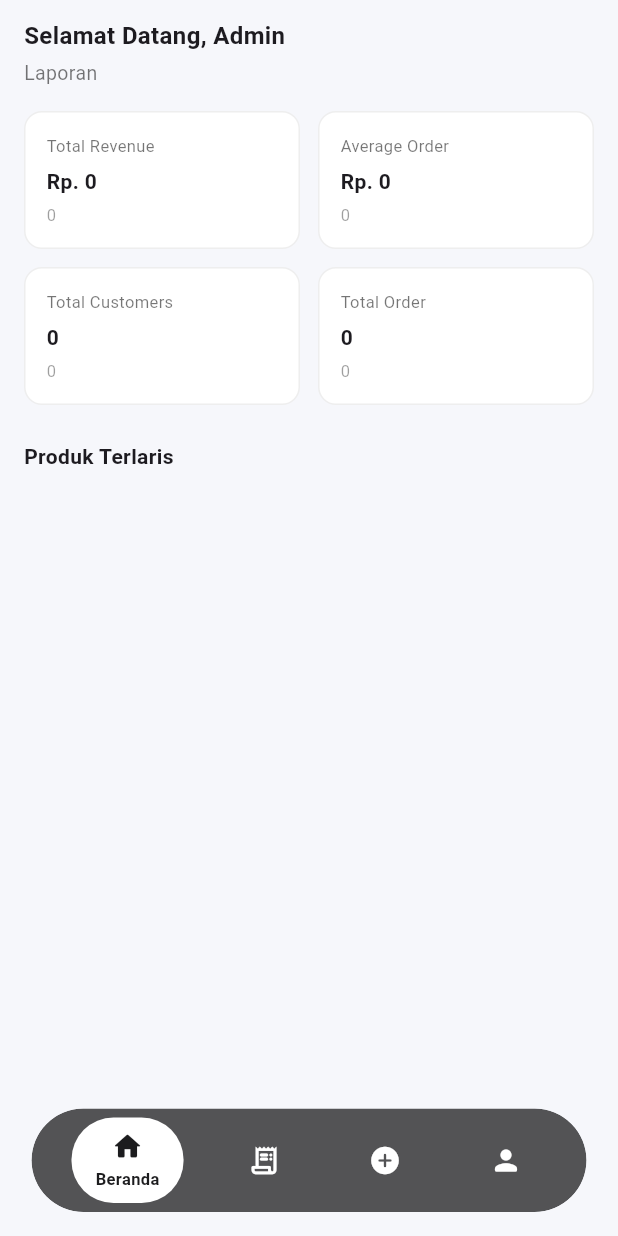
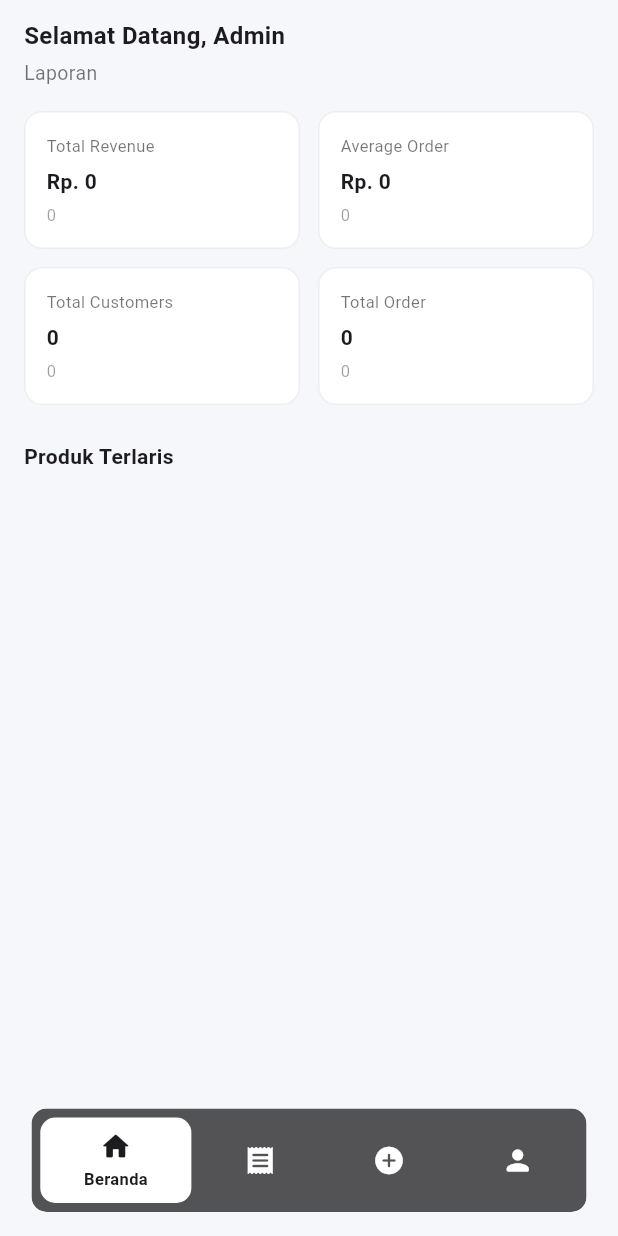
Before and after one commit to FaFlame/ruanglensa, a Flutter app: the AdminPage screen opened directly, on a phone screen of 412 x 824 dp. Run offline on Flutter 3.47's test engine with Material 3 defaults, Android fonts, the phone set to English and light mode, and no system bars; our stand-ins replace cloud_firestore, firebase_auth, firebase_core, firebase_storage, google_fonts, image_picker; accounts and stored records are empty.

Commit message:
fix major issue admin page (logo, floatingbar)

```diff
--- a/lib/features/admin/presentation/admin_page.dart
+++ b/lib/features/admin/presentation/admin_page.dart
@@ -46,7 +46,7 @@ class _AdminPageState extends State<AdminPage> {
             right: 0,
             child: Center(
               child: ClipRRect(
-                borderRadius: BorderRadius.circular(40),
+                borderRadius: BorderRadius.circular(10),
                 child: BackdropFilter(
                   filter: ImageFilter.blur(sigmaX: 16, sigmaY: 16),
                   child: Container(
@@ -54,7 +54,7 @@ class _AdminPageState extends State<AdminPage> {
                     height: 69,
                     decoration: BoxDecoration(
                       color: const Color(0xFF1C1C1E).withOpacity(0.75),
-                      borderRadius: BorderRadius.circular(40),
+                      borderRadius: BorderRadius.circular(10),
                     ),
                     child: Row(
                       mainAxisAlignment: MainAxisAlignment.spaceEvenly,
@@ -69,11 +69,11 @@ class _AdminPageState extends State<AdminPage> {
                             duration: const Duration(milliseconds: 220),
                             curve: Curves.easeInOut,
                             padding: const EdgeInsets.symmetric(
-                                horizontal: 16, vertical: 8),
+                                horizontal: 29, vertical: 8),
                             decoration: isActive
                                 ? BoxDecoration(
                                     color: Colors.white,
-                                    borderRadius: BorderRadius.circular(28),
+                                    borderRadius: BorderRadius.circular(10),
                                   )
                                 : null,
                             child: Column(
@@ -109,7 +109,7 @@ class _AdminPageState extends State<AdminPage> {
 
   static const _navItems = [
     _NavItem(icon: Icons.home_rounded,           label: 'Beranda'),
-    _NavItem(icon: Icons.receipt_long_rounded,   label: 'Order'),
+    _NavItem(icon: Icons.receipt_rounded,   label: 'Order'),
     _NavItem(icon: Icons.add_circle_rounded,     label: 'Tambah'),
     _NavItem(icon: Icons.person_rounded,         label: 'Profile'),
   ];
--- a/lib/features/admin/presentation/admin_profile_page.dart
+++ b/lib/features/admin/presentation/admin_profile_page.dart
@@ -312,7 +312,7 @@ class _AdminProfilePageState extends State<AdminProfilePage> {
             Center(
               child: Column(
                 children: [
-                  Image.asset('assets/images/logo.png', width: 100),
+                  Image.asset('assets/images/logo.png', width: 150),
                   const SizedBox(height: 6),
                   const Text('©2026 - ruang lensa',
                       style: TextStyle(
```
